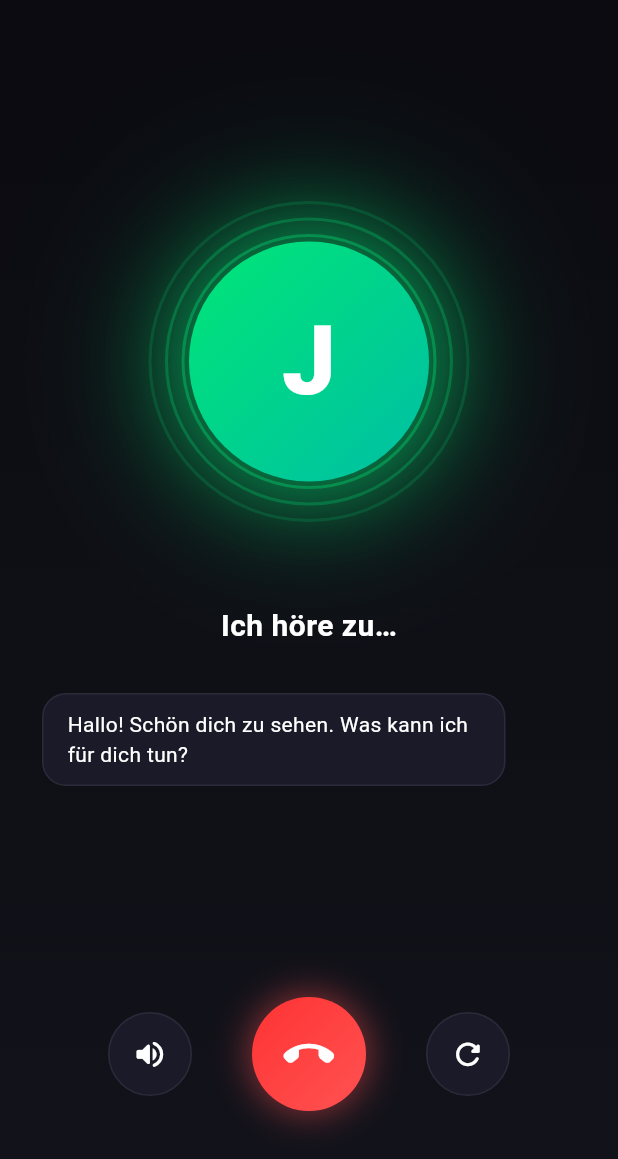
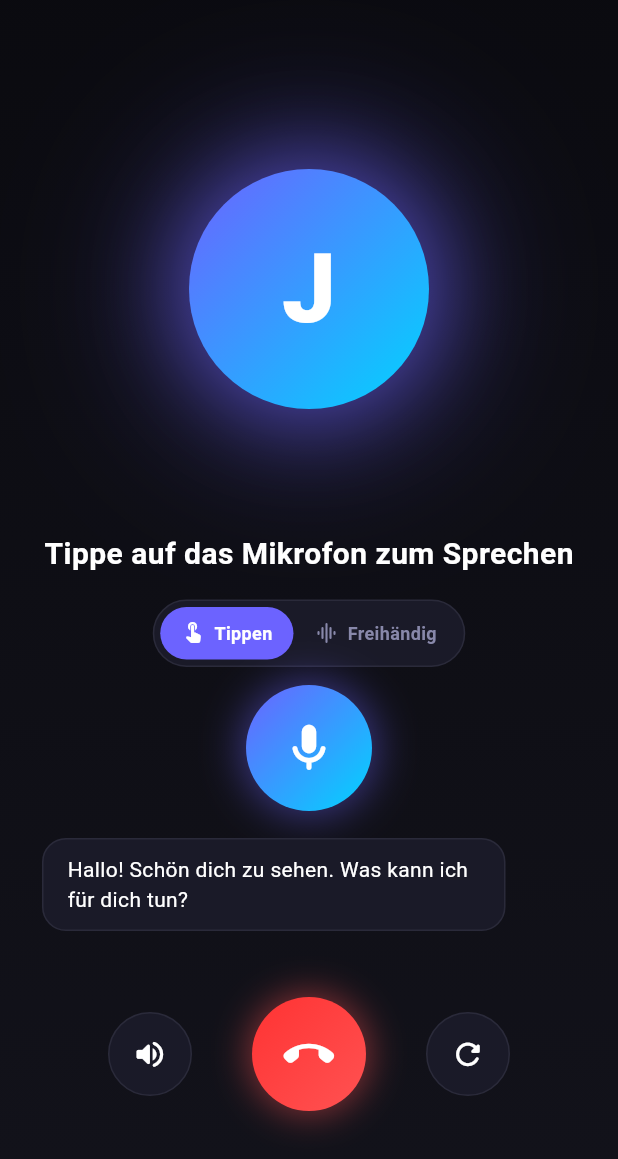
Before and after one commit to jubranalfares/Test1, a Flutter app: the LiveCallScreen screen opened directly, on a phone screen of 412 x 824 dp, the part 77-1236 px from its top. Run offline on Flutter 3.47's test engine with Material 3 defaults, Android fonts, the phone set to English and light mode, and no system bars; drawn by our look-alikes of flutter_animate; our stand-ins replace audioplayers, fl_chart, flutter_markdown, flutter_secure_storage, flutter_tts, permission_handler and 2 more; missing offline and left inert: record; accounts and stored records are empty; network calls fail.

Commit message:
fix: two voice modes (push-to-talk default + hands-free) to kill echo loop
The hands-free loop caused Jarvis to hear his own voice (acoustic echo) on
laptops with open speakers, creating an endless loop. Now:
- Default mode = push-to-talk: mic only opens when the user taps the big mic
  button, so it can never hear Jarvis -> no echo. Reliable on laptop speakers.
- Hands-free mode (toggle) kept for headphones/phone, with stricter half-duplex
  (500ms settle, only re-listens after speech truly completes).
- New waitingForTap state + _ModeToggle + _TapToTalkButton UI; segmented switch
  on the live call screen.

Co-Authored-By: Claude <noreply@anthropic.com>

```diff
--- a/mobile/flutter_app/lib/screens/live_call_screen.dart
+++ b/mobile/flutter_app/lib/screens/live_call_screen.dart
@@ -45,6 +45,8 @@ class _LiveCallScreenState extends State<LiveCallScreen> {
       case LiveConversationState.greeting:
       case LiveConversationState.speaking:
         return 'Jarvis spricht…';
+      case LiveConversationState.waitingForTap:
+        return 'Tippe auf das Mikrofon zum Sprechen';
       case LiveConversationState.listening:
         return 'Ich höre zu…';
       case LiveConversationState.thinking:
@@ -101,7 +103,22 @@ class _LiveCallScreenState extends State<LiveCallScreen> {
                   ),
                 ).animate(key: ValueKey(state)).fade(duration: 300.ms),
 
-                const SizedBox(height: 24),
+                const SizedBox(height: 16),
+
+                // Mode switch: tap-to-talk vs hands-free.
+                _ModeToggle(service: service),
+
+                const SizedBox(height: 12),
+
+                // Big tap-to-talk button (only in push-to-talk while waiting).
+                if (service.mode == LiveMode.pushToTalk &&
+                    state == LiveConversationState.waitingForTap)
+                  _TapToTalkButton(
+                    onTap: () =>
+                        context.read<LiveConversationService>().startListeningOnce(),
+                  ),
+
+                const SizedBox(height: 12),
 
                 // Live transcript / partial recognition.
                 Expanded(
@@ -469,6 +486,102 @@ class _CircleControl extends StatelessWidget {
   }
 }
 
+/// Segmented toggle between push-to-talk and hands-free modes.
+class _ModeToggle extends StatelessWidget {
+  final LiveConversationService service;
+
+  const _ModeToggle({required this.service});
+
+  @override
+  Widget build(BuildContext context) {
+    Widget segment(String label, IconData icon, LiveMode mode) {
+      final selected = service.mode == mode;
+      return GestureDetector(
+        onTap: () => context.read<LiveConversationService>().setMode(mode),
+        child: Container(
+          padding: const EdgeInsets.symmetric(horizontal: 14, vertical: 9),
+          decoration: BoxDecoration(
+            color: selected ? AppColors.primary : Colors.transparent,
+            borderRadius: BorderRadius.circular(20),
+          ),
+          child: Row(
+            mainAxisSize: MainAxisSize.min,
+            children: [
+              Icon(icon,
+                  size: 16,
+                  color: selected
+                      ? Colors.white
+                      : AppColors.textSecondary),
+              const SizedBox(width: 6),
+              Text(
+                label,
+                style: TextStyle(
+                  color: selected ? Colors.white : AppColors.textSecondary,
+                  fontSize: 12,
+                  fontWeight: FontWeight.w600,
+                ),
+              ),
+            ],
+          ),
+        ),
+      );
+    }
+
+    return Container(
+      padding: const EdgeInsets.all(4),
+      decoration: BoxDecoration(
+        color: AppColors.card,
+        borderRadius: BorderRadius.circular(24),
+        border: Border.all(color: AppColors.cardBorder),
+      ),
+      child: Row(
+        mainAxisSize: MainAxisSize.min,
+        children: [
+          segment('Tippen', Icons.touch_app_rounded, LiveMode.pushToTalk),
+          segment('Freihändig', Icons.graphic_eq_rounded, LiveMode.handsFree),
+        ],
+      ),
+    );
+  }
+}
+
+/// Large mic button for push-to-talk: tap to start speaking one phrase.
+class _TapToTalkButton extends StatelessWidget {
+  final VoidCallback onTap;
+
+  const _TapToTalkButton({required this.onTap});
+
+  @override
+  Widget build(BuildContext context) {
+    return GestureDetector(
+      onTap: onTap,
+      child: Container(
+        width: 84,
+        height: 84,
+        decoration: BoxDecoration(
+          shape: BoxShape.circle,
+          gradient: AppColors.gradientPurpleCyan,
+          boxShadow: [
+            BoxShadow(
+              color: AppColors.primary.withOpacity(0.5),
+              blurRadius: 24,
+              spreadRadius: 2,
+            ),
+          ],
+        ),
+        child: const Icon(Icons.mic_rounded, color: Colors.white, size: 38),
+      ),
+    )
+        .animate(onPlay: (c) => c.repeat(reverse: true))
+        .scale(
+          begin: const Offset(1.0, 1.0),
+          end: const Offset(1.06, 1.06),
+          duration: 900.ms,
+          curve: Curves.easeInOut,
+        );
+  }
+}
+
 class _EndCallButton extends StatelessWidget {
   final VoidCallback onTap;
 
```
Also changed, not shown: mobile/flutter_app/lib/services/live_conversation_service.dart (+58 -7 lines).
